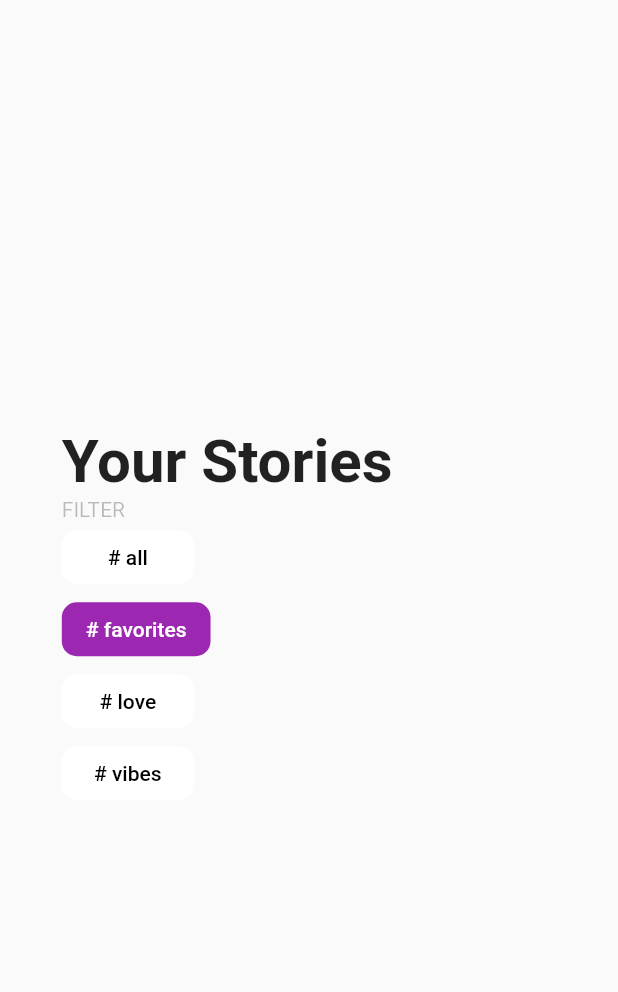
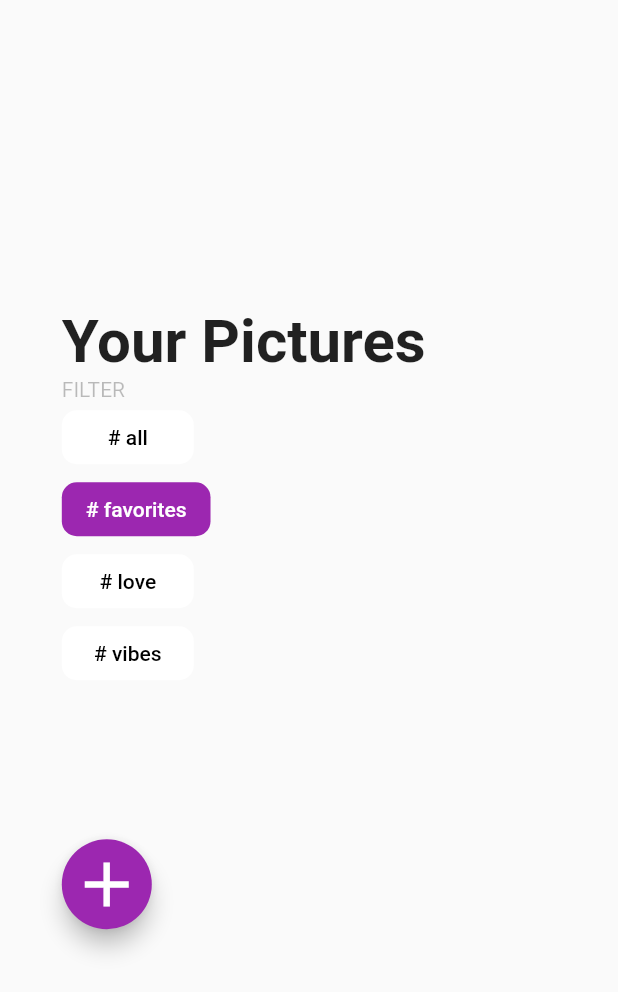
Before and after one commit to AlI230/Picture, a Flutter app: the screen it shows after launch, on a phone screen of 412 x 824 dp. Shown: the top 992 px of the screen. Run offline on Flutter 3.47's test engine with Material 2 defaults, Android fonts, the phone set to English and light mode, and no system bars; our stand-ins replace cloud_firestore; accounts and stored records are empty.

Commit message:
button add

```diff
--- a/lib/main.dart
+++ b/lib/main.dart
@@ -126,14 +126,24 @@ class FirestoreSlideshowState extends State<FirestoreSlideshow> {
       Column(
         mainAxisAlignment: MainAxisAlignment.center,
         crossAxisAlignment: CrossAxisAlignment.start,
-
         children: [
-          Text('Your Stories', style: TextStyle(fontSize: 40, fontWeight: FontWeight.bold),),
+          Text('Your Pictures', style: TextStyle(fontSize: 40, fontWeight: FontWeight.bold),),
           Text('FILTER', style: TextStyle( color: Colors.black26 )),
           _buildButton('all'),
           _buildButton('favorites'),
           _buildButton('love'),
-          _buildButton('vibes')
+          _buildButton('vibes'),
+
+          new Container(
+            height: 60,
+            width: 60,
+            margin: EdgeInsets.only(top: 100),
+            child: FloatingActionButton(
+              child: Icon(Icons.add, size: 50),
+              backgroundColor: Colors.purple,
+              onPressed: () {},
+            ),
+          )
         ],
       )
     );
```
